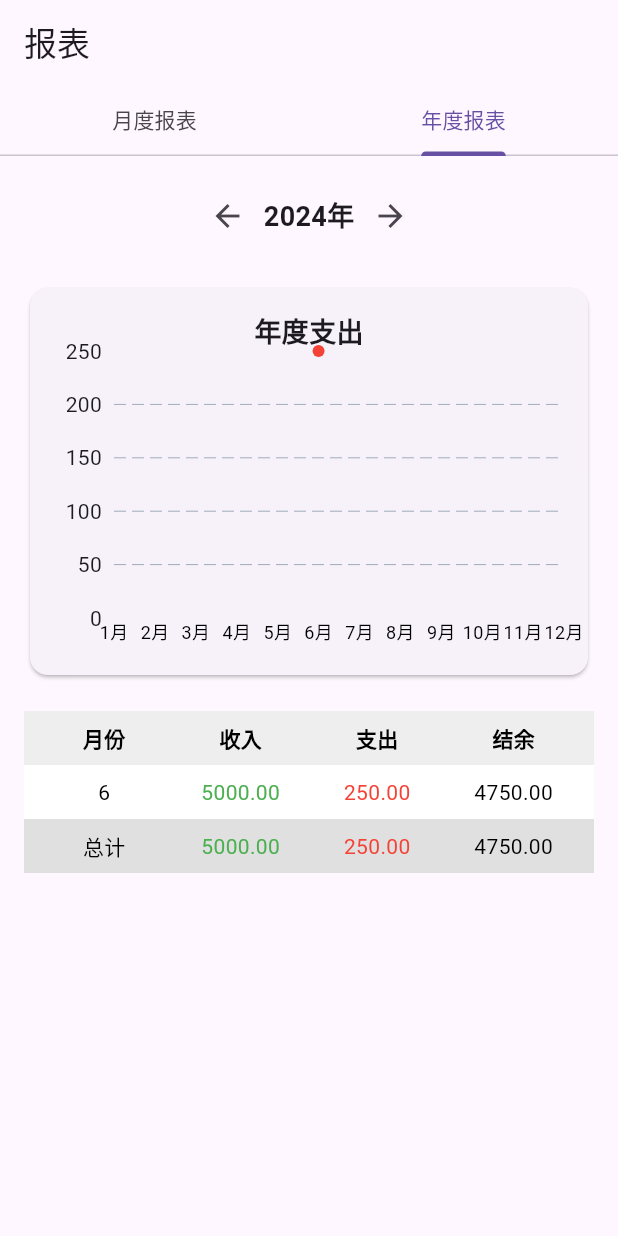
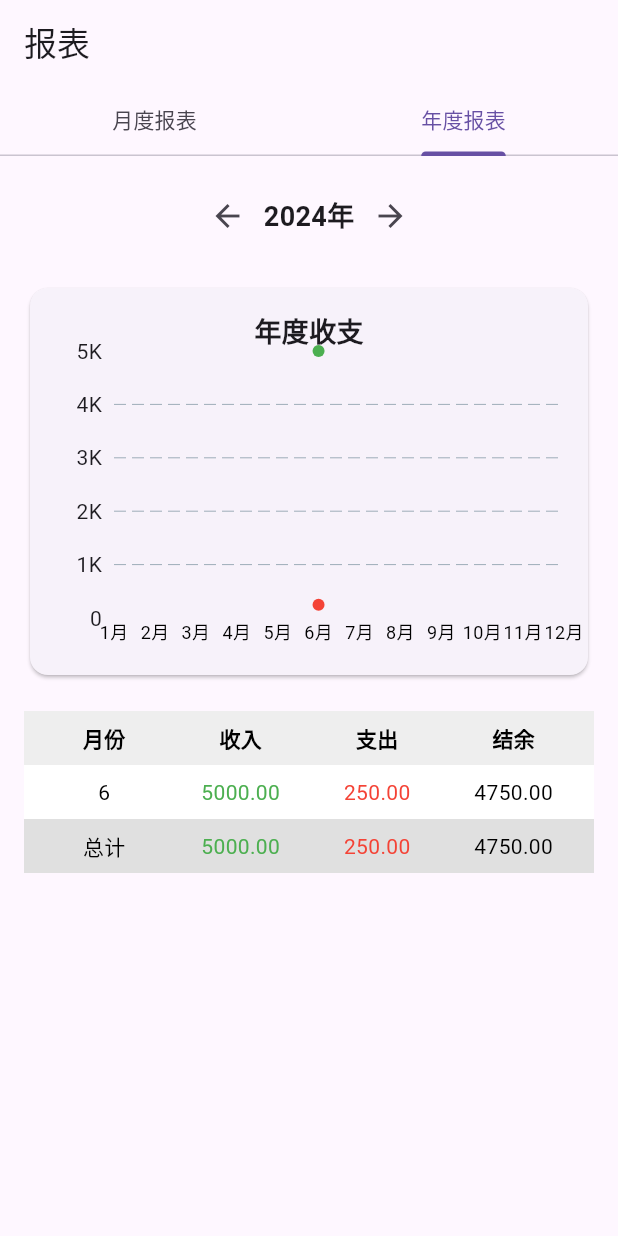
Before and after one commit to GreatWaller/filance, a Flutter app: the ReportScreen screen opened by its route, tab 2 chosen, on a phone screen of 412 x 824 dp. Run offline on Flutter 3.47's test engine with Material 3 defaults, Android fonts, the phone set to English and light mode, and no system bars; drawn by our look-alikes of fl_chart; our stand-ins replace go_router, sqflite_common, sqflite_common_ffi; missing offline and left inert: adaptive_navigation; accounts and stored records are empty; statements that could not run were skipped.

Commit message:
updata yearly report: show income and expense in the same line chart

```diff
--- a/lib/src/app.dart
+++ b/lib/src/app.dart
@@ -284,7 +284,7 @@ class ScreenC extends StatelessWidget {
         child: Column(
           mainAxisSize: MainAxisSize.min,
           children: <Widget>[
-            const Text('广告招商'),
+            const Text('敬请期待'),
             TextButton(
               onPressed: () {
                 GoRouter.of(context).go('/c/details');
--- a/lib/src/views/report_screen.dart
+++ b/lib/src/views/report_screen.dart
@@ -162,7 +162,8 @@ class _ReportScreenState extends State<ReportScreen>
           SizedBox(height: 20),
           // _buildLineChart('年度收入', incomeData, Colors.green),
           // SizedBox(height: 20),
-          _buildLineChart('年度支出', expenseData, Colors.red),
+          _buildLineChart(
+              '年度收支', [expenseData, incomeData], [Colors.red, Colors.green]),
           const SizedBox(height: 20),
           _buildYearlyExpenseList(expenses),
         ],
@@ -374,7 +375,8 @@ class _ReportScreenState extends State<ReportScreen>
         .toList();
   }
 
-  Widget _buildLineChart(String title, List<FlSpot> data, Color color) {
+  Widget _buildLineChart(
+      String title, List<List<FlSpot>> data, List<Color> color) {
     return Card(
       child: Padding(
         padding: const EdgeInsets.all(16.0),
@@ -442,16 +444,37 @@ class _ReportScreenState extends State<ReportScreen>
                   minX: 1,
                   maxX: 12,
                   minY: 0,
-                  lineBarsData: [
-                    LineChartBarData(
-                      spots: data,
+                  // lineBarsData: [
+                  //   LineChartBarData(
+                  //     spots: data[0],
+                  //     isCurved: true,
+                  //     color: color[0],
+                  //     barWidth: 4,
+                  //     belowBarData: BarAreaData(
+                  //         show: true, color: color[0].withOpacity(0.3)),
+                  //   ),
+                  //   LineChartBarData(
+                  //     spots: data[1],
+                  //     isCurved: true,
+                  //     color: color[1],
+                  //     barWidth: 4,
+                  //     belowBarData: BarAreaData(
+                  //         show: true, color: color[1].withOpacity(0.3)),
+                  //   ),
+                  // ],
+                  lineBarsData: data.asMap().entries.map((entry) {
+                    final index = entry.key;
+                    final spots = entry.value;
+                    return LineChartBarData(
+                      spots: spots,
                       isCurved: true,
-                      color: color,
+                      color: color[index % color.length],
                       barWidth: 4,
                       belowBarData: BarAreaData(
-                          show: true, color: color.withOpacity(0.3)),
-                    ),
-                  ],
+                          show: true,
+                          color: color[index % color.length].withOpacity(0.3)),
+                    );
+                  }).toList(),
                 ),
               ),
             ),
```
Also changed, not shown: 1 other file.
